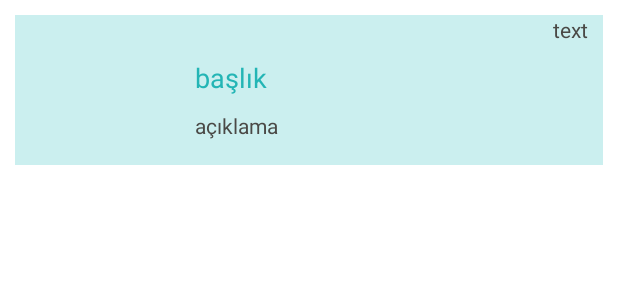
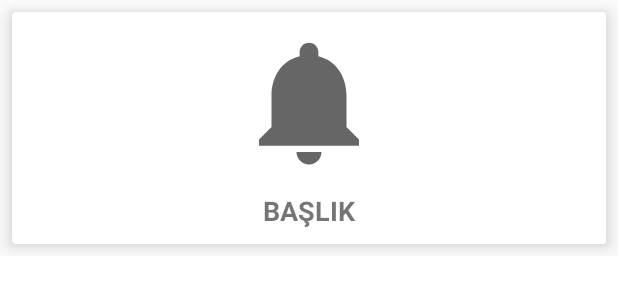
Before and after one commit to BusraSonmez7/Sensoft, an Android app: the layout recycler_row.xml on its own in the app's theme, with its tools: preview values and no code run, on a phone screen of 412 x 824 dp. Shown: the top 300 px of the screen. Run offline under Robolectric (Android 15) with nearby library versions, the phone set to English and light mode, and no system bars.

Commit message:
anasayfa görünümü düzenlendi, kullanıcıya göre bildirimler listelendi

```diff
--- a/app/src/main/res/layout/fragment_anasayfa.xml
+++ b/app/src/main/res/layout/fragment_anasayfa.xml
@@ -3,7 +3,7 @@
     xmlns:app="http://schemas.android.com/apk/res-auto"
     android:layout_width="match_parent"
     android:layout_height="match_parent"
-    android:background="@color/toolbarrenk2">
+    android:background="@color/white">
 
     <com.google.android.material.floatingactionbutton.FloatingActionButton
         android:id="@+id/eklebuton"
@@ -16,5 +16,6 @@
         <androidx.recyclerview.widget.RecyclerView
             android:id="@+id/recylerView"
             android:layout_width="match_parent"
-            android:layout_height="match_parent" />
+            android:layout_height="match_parent"
+            android:background="@color/krem2"/>
 </androidx.coordinatorlayout.widget.CoordinatorLayout>
--- a/app/src/main/res/layout/recycler_row.xml
+++ b/app/src/main/res/layout/recycler_row.xml
@@ -1,57 +1,53 @@
 <?xml version="1.0" encoding="utf-8"?>
-<LinearLayout xmlns:android="http://schemas.android.com/apk/res/android"
+<androidx.constraintlayout.widget.ConstraintLayout xmlns:android="http://schemas.android.com/apk/res/android"
+    xmlns:app="http://schemas.android.com/apk/res-auto"
+    xmlns:tools="http://schemas.android.com/tools"
     android:layout_width="match_parent"
     android:layout_height="wrap_content"
-    android:orientation="horizontal"
-    android:layout_marginTop="10dp"
-    android:layout_weight="3"
-    android:background="@color/kutu"
-    android:layout_marginStart="10dp"
-    android:layout_marginEnd="10dp">
+    android:orientation="vertical">
 
-    <ImageView
-        android:id="@+id/list_resim"
-        android:layout_width="100dp"
-        android:layout_height="100dp"
-        android:layout_marginStart="10dp"
-        android:layout_marginLeft="10dp" />
-    <LinearLayout
+    <androidx.cardview.widget.CardView
         android:layout_width="match_parent"
         android:layout_height="match_parent"
-        android:orientation="vertical">
-        <TextView
-            android:id="@+id/list_tarih"
+        android:layout_marginStart="8dp"
+        android:layout_marginLeft="8dp"
+        android:layout_marginTop="8dp"
+        android:layout_marginEnd="8dp"
+        android:layout_marginRight="8dp"
+        android:layout_marginBottom="8dp"
+        app:cardElevation="10dp"
+        app:contentPadding="10dp"
+        app:layout_constraintBottom_toBottomOf="parent"
+        app:layout_constraintEnd_toEndOf="parent"
+        app:layout_constraintStart_toStartOf="parent"
+        app:layout_constraintTop_toTopOf="parent">
+
+        <androidx.constraintlayout.widget.ConstraintLayout
             android:layout_width="match_parent"
-            android:layout_height="wrap_content"
-            android:gravity="right"
-            android:text="text"
-            android:layout_marginEnd="10dp"
-            android:layout_marginRight="10dp"
-            android:textColor="@color/antrasit"/>
-        <TextView
-            android:id="@+id/list_baslik"
-            android:layout_width="match_parent"
-            android:layout_height="wrap_content"
-            android:gravity="left"
-            android:layout_marginEnd="10dp"
-            android:layout_marginStart="10dp"
-            android:layout_marginTop="10dp"
-            android:text="başlık"
-            android:textSize="18dp"
-            android:textColor="@color/toolbarrenk"/>
-        <TextView
-            android:id="@+id/list_aciklama"
-            android:layout_width="match_parent"
-            android:layout_height="wrap_content"
-            android:gravity="left"
-            android:layout_marginEnd="10dp"
-            android:layout_marginStart="10dp"
-            android:layout_marginTop="10dp"
-            android:text="açıklama"
-            android:textSize="14dp"
-            android:textColor="@color/antrasit"/>
+            android:layout_height="match_parent">
 
-    </LinearLayout>
+            <ImageView
+                android:id="@+id/list_resim"
+                android:layout_width="100dp"
+                android:layout_height="100dp"
+                android:layout_gravity="center"
+                app:layout_constraintEnd_toEndOf="parent"
+                app:layout_constraintStart_toStartOf="parent"
+                app:srcCompat="@drawable/ic_baseline_notifications_24" />
 
+            <TextView
+                android:id="@+id/list_baslik"
+                android:layout_width="wrap_content"
+                android:layout_height="wrap_content"
+                android:layout_marginTop="10dp"
+                android:gravity="center_horizontal"
+                android:text="BAŞLIK"
+                android:textSize="18dp"
+                android:textStyle="bold"
+                app:layout_constraintEnd_toEndOf="parent"
+                app:layout_constraintStart_toStartOf="parent"
+                app:layout_constraintTop_toBottomOf="@+id/list_resim" />
+        </androidx.constraintlayout.widget.ConstraintLayout>
 
-</LinearLayout>
+    </androidx.cardview.widget.CardView>
+</androidx.constraintlayout.widget.ConstraintLayout>
--- a/app/src/main/res/values/colors.xml
+++ b/app/src/main/res/values/colors.xml
@@ -15,5 +15,6 @@
     <color name="kutukelime">#FFB300</color>
     <color name="antrasit">#4A4946</color>
     <color name="toolbarrenk2">#7ACCCC</color>
+    <color name="krem2">#ECEAF4</color>
 
 </resources>
```
Also changed, not shown: app/src/main/java/com/sensofttakimi/sensoft/Bildirimler/BildirimAdapter.java (+8 -2 lines), app/src/main/java/com/sensofttakimi/sensoft/Bildirimler/BildirimEklemeActivity.java (+70 -3 lines), app/src/main/java/com/sensofttakimi/sensoft/FragmentUygulama/AnasayfaFragment.java (+14 -1 lines), app/src/main/res/layout/activity_kullanici_girisi.xml (+12 -0 lines).
